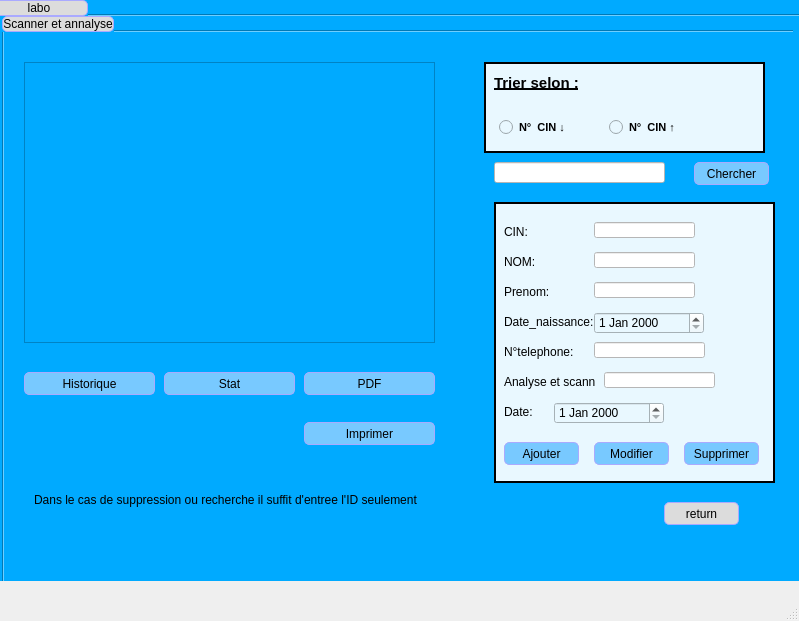
The window that mainwindow.ui (arijhajji-1/E-Health_2A2) describes before a commit, drawn with Qt 5.
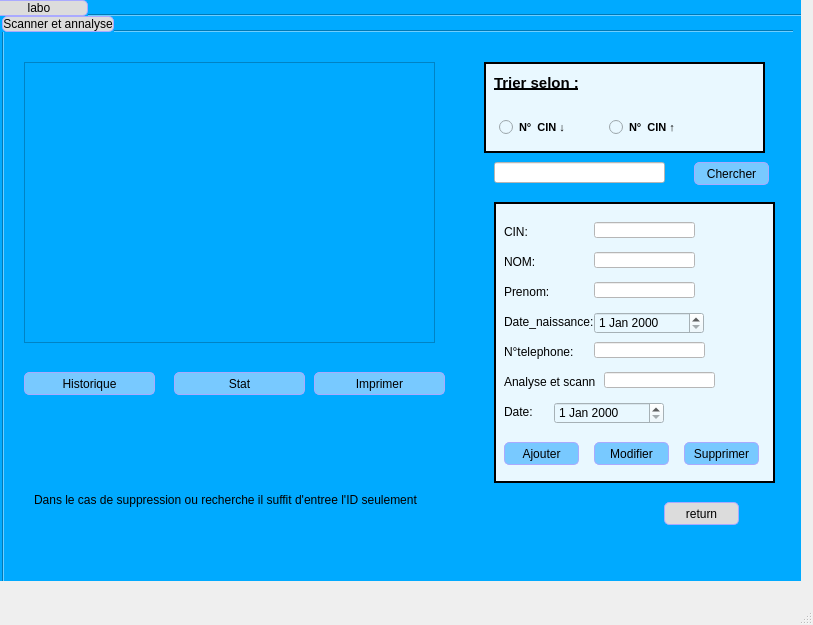
The same window after the commit. The open tabs and pages were chosen to show the change.

What changed in the file:
```diff
--- a/mainwindow.ui
+++ b/mainwindow.ui
@@ -6,8 +6,8 @@
    <rect>
     <x>0</x>
     <y>0</y>
-    <width>799</width>
-    <height>621</height>
+    <width>813</width>
+    <height>625</height>
    </rect>
   </property>
   <property name="windowTitle">
@@ -4078,8 +4078,8 @@
            <widget class="QPushButton" name="pushButton_81">
             <property name="geometry">
              <rect>
-              <x>300</x>
-              <y>390</y>
+              <x>310</x>
+              <y>340</y>
               <width>131</width>
               <height>23</height>
              </rect>
@@ -4591,34 +4591,6 @@
              </property>
             </widget>
            </widget>
-           <widget class="QPushButton" name="pushButton_87">
-            <property name="geometry">
-             <rect>
-              <x>300</x>
-              <y>340</y>
-              <width>131</width>
-              <height>23</height>
-             </rect>
-            </property>
-            <property name="styleSheet">
-             <string notr="true">QPushButton:checked {
-    background-color: qlineargradient(spread:pad, x1:0, y1:0, x2:0, y2:1,   stop:0 rgb(120, 201, 255), stop:1 rgb(120, 0, 255))
-}
-
-QPushButton:hover {
-
-	background-color: rgb(170, 255, 255);
-}
-QPushButton {
-     background-color: rgb(120, 201, 255); border: 1px solid black;
-	border-color: rgb(170, 170, 255);
-     border-radius: 5px;
-}</string>
-            </property>
-            <property name="text">
-             <string>PDF</string>
-            </property>
-           </widget>
            <widget class="QPushButton" name="pushButton_88">
             <property name="geometry">
              <rect>
@@ -4650,7 +4622,7 @@
            <widget class="QPushButton" name="pushButton_90">
             <property name="geometry">
              <rect>
-              <x>160</x>
+              <x>170</x>
               <y>340</y>
               <width>131</width>
               <height>23</height>
```
Left out of the diff: 15 changed lines with no effect on the pictures.
